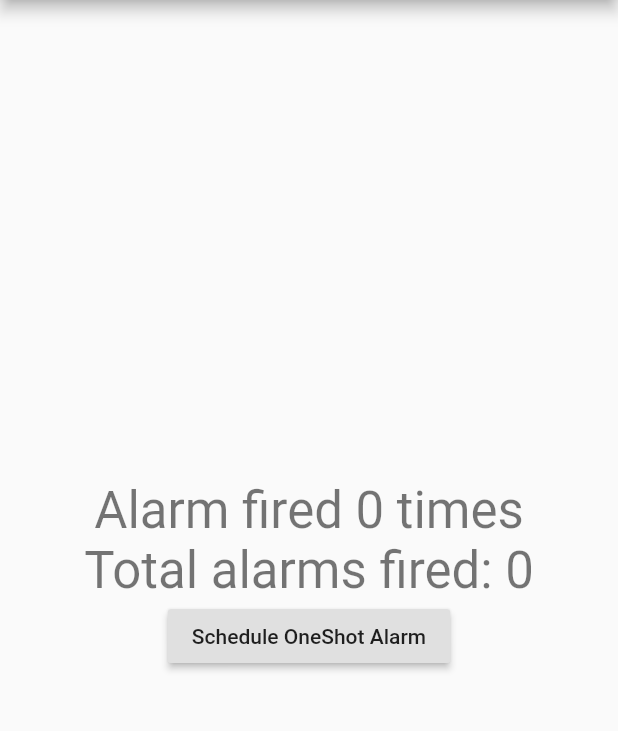
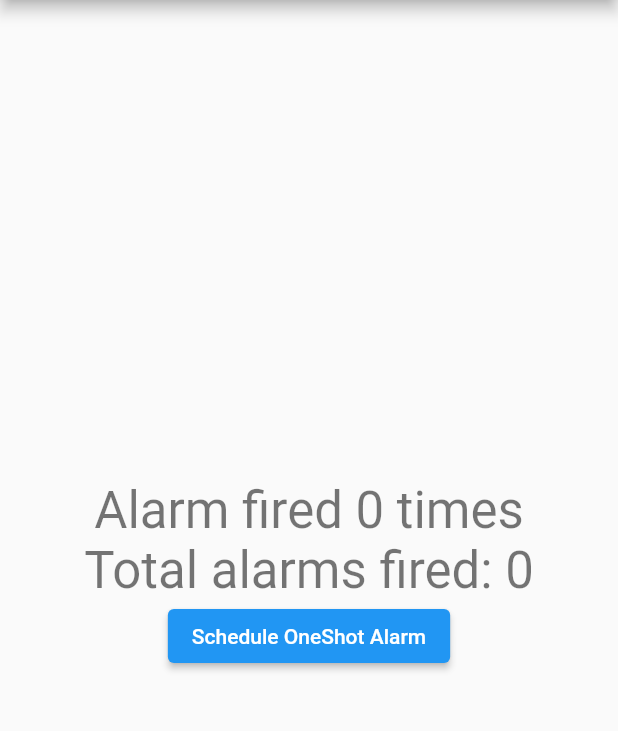
Before and after one commit to AhsanSarwar45/android_alarm_manager_plus, a Flutter app: the screen it shows after launch, on a phone screen of 412 x 824 dp, the part 84-815 px from its top. Run offline on Flutter 3.47's test engine with Material 2 defaults, Android fonts, the phone set to English and light mode, and no system bars; our stand-ins replace shared_preferences; missing offline and left inert: flutter_driver.

Commit message:
Fix #119 (#120)
* RaisedButton to ElevatedButton

* fix A value of type 'void' can't be returned by the 'onError' handler because it must be assignable to 'FutureOr<...>'

* remove Flutter version upper bound

```diff
--- a/example/lib/main.dart
+++ b/example/lib/main.dart
@@ -131,7 +131,7 @@ class _AlarmHomePageState extends State<_AlarmHomePage> {
                 ),
               ],
             ),
-            RaisedButton(
+            ElevatedButton(
               child: Text(
                 'Schedule OneShot Alarm',
               ),
--- a/example/pubspec.yaml
+++ b/example/pubspec.yaml
@@ -3,7 +3,7 @@ description: Demonstrates how to use the android_alarm_manager_plus plugin.
 
 environment:
   sdk: ">=2.1.0 <3.0.0"
-  flutter: ">=1.12.13+hotfix.5 <2.0.0"
+  flutter: ">=1.12.13+hotfix.5"
 
 dependencies:
   flutter:
--- a/pubspec.yaml
+++ b/pubspec.yaml
@@ -23,4 +23,4 @@ flutter:
 
 environment:
   sdk: ">=2.12.0-133.7.beta <3.0.0"
-  flutter: ">=1.12.13+hotfix.5 <2.0.0"
+  flutter: ">=1.12.13+hotfix.5"
```
